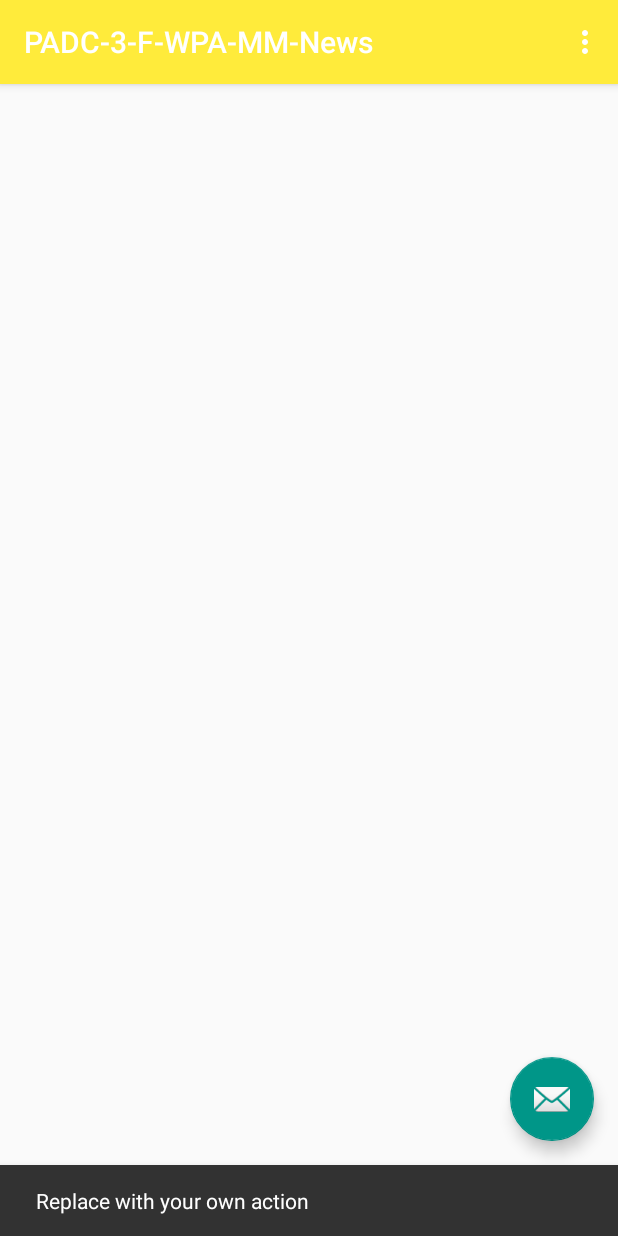
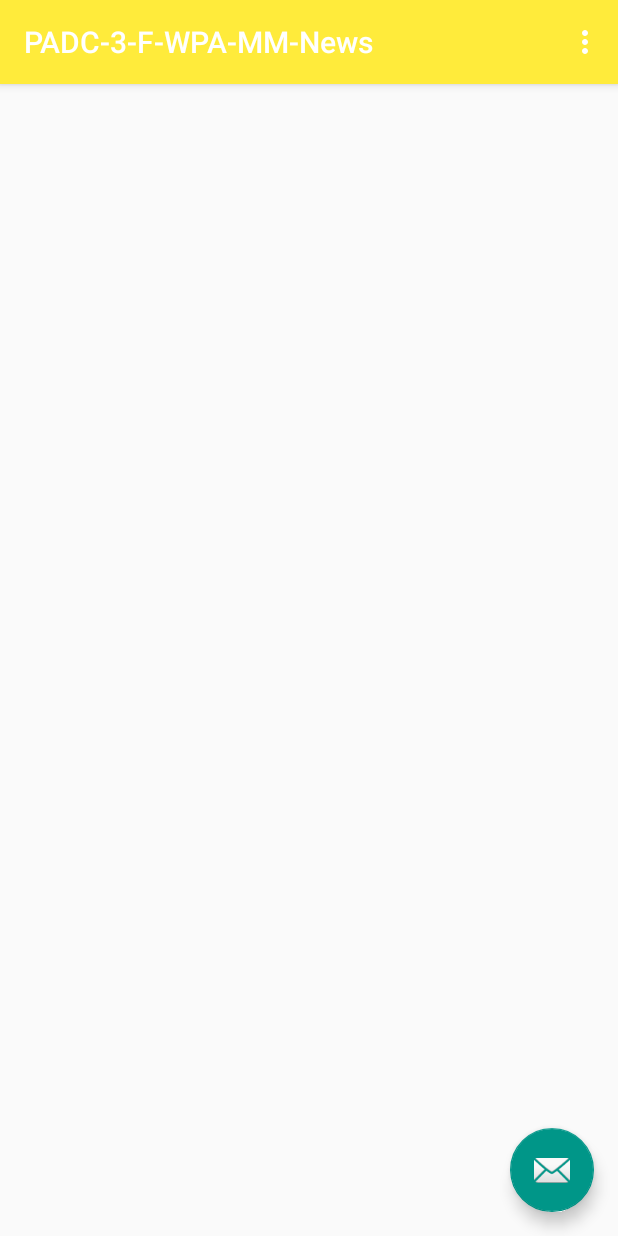
Before and after one commit to Waiphyoaung24/PADC-3-F-WPA-MM-News, an Android app: the screen it shows after launch (MainActivity), after a tap on an icon or button, on a phone screen of 412 x 824 dp. Run offline under Robolectric (Android 15) with nearby library versions, the phone set to English and light mode, and no system bars; our stand-ins replace ButterKnife.

Commit message:
ButterKnife Intro Left to introduce Adapter-based View

```diff
--- a/app/build.gradle
+++ b/app/build.gradle
@@ -23,6 +23,9 @@ dependencies {
     implementation 'com.android.support:appcompat-v7:26.1.0'
     implementation 'com.android.support.constraint:constraint-layout:1.0.2'
     implementation 'com.android.support:design:26.1.0'
+    implementation  'com.android.support:recyclerview-v7:26.1.0'
+    compile 'com.jakewharton:butterknife:8.8.1'
+    annotationProcessor 'com.jakewharton:butterknife-compiler:8.8.1'
     testImplementation 'junit:junit:4.12'
     androidTestImplementation 'com.android.support.test:runner:1.0.1'
     androidTestImplementation 'com.android.support.test.espresso:espresso-core:3.0.1'
--- a/app/src/main/java/xyz/waiphyoag/news/activities/MainActivity.java
+++ b/app/src/main/java/xyz/waiphyoag/news/activities/MainActivity.java
@@ -4,31 +4,44 @@ import android.os.Bundle;
 import android.support.design.widget.FloatingActionButton;
 import android.support.design.widget.Snackbar;
 import android.support.v7.app.AppCompatActivity;
+import android.support.v7.widget.RecyclerView;
 import android.support.v7.widget.Toolbar;
 import android.view.View;
 import android.view.Menu;
 import android.view.MenuItem;
+import android.widget.Toast;
 
+import butterknife.BindView;
+import butterknife.ButterKnife;
+import butterknife.OnClick;
 import xyz.waiphyoag.news.R;
 import xyz.waiphyoag.news.activities.*;
 
 public class MainActivity extends AppCompatActivity {
 
+    @BindView(R.id.rv_news)
+    RecyclerView rvNews;
+
+    @BindView(R.id.toolbar)
+    Toolbar toolbar;
+
+    @BindView(R.id.fab)
+    FloatingActionButton fab;
+
     @Override
     protected void onCreate(Bundle savedInstanceState) {
         super.onCreate(savedInstanceState);
         setContentView(R.layout.activity_main);
-        Toolbar toolbar = (Toolbar) findViewById(R.id.toolbar);
+        ButterKnife.bind(this,this);
         setSupportActionBar(toolbar);
 
-        FloatingActionButton fab = (FloatingActionButton) findViewById(R.id.fab);
-        fab.setOnClickListener(new View.OnClickListener() {
-            @Override
-            public void onClick(View view) {
-                Snackbar.make(view, "Replace with your own action", Snackbar.LENGTH_LONG)
-                        .setAction("Action", null).show();
-            }
-        });
+//        fab.setOnClickListener(new View.OnClickListener() {
+//            @Override
+//            public void onClick(View view) {
+//                Snackbar.make(view, "Replace with your own action", Snackbar.LENGTH_LONG)
+//                        .setAction("Action", null).show();
+//            }
+//        });
     }
 
     @Override
@@ -52,4 +65,11 @@ public class MainActivity extends AppCompatActivity {
 
         return super.onOptionsItemSelected(item);
     }
+
+    @OnClick(R.id.fab)
+    public void onTapFab(View view)
+    {
+        Toast.makeText(getApplicationContext(), "Replace with your own action", Toast.LENGTH_SHORT).show();
+    }
+
 }
--- a/app/src/main/res/layout/activity_main.xml
+++ b/app/src/main/res/layout/activity_main.xml
@@ -27,6 +27,10 @@
         android:layout_height="match_parent"
         app:layout_behavior="@string/appbar_scrolling_view_behavior">
 
+        <android.support.v7.widget.RecyclerView
+            android:id="@+id/rv_news"
+            android:layout_width="match_parent"
+            android:layout_height="wrap_content"/>
 
     </RelativeLayout>
 
```
